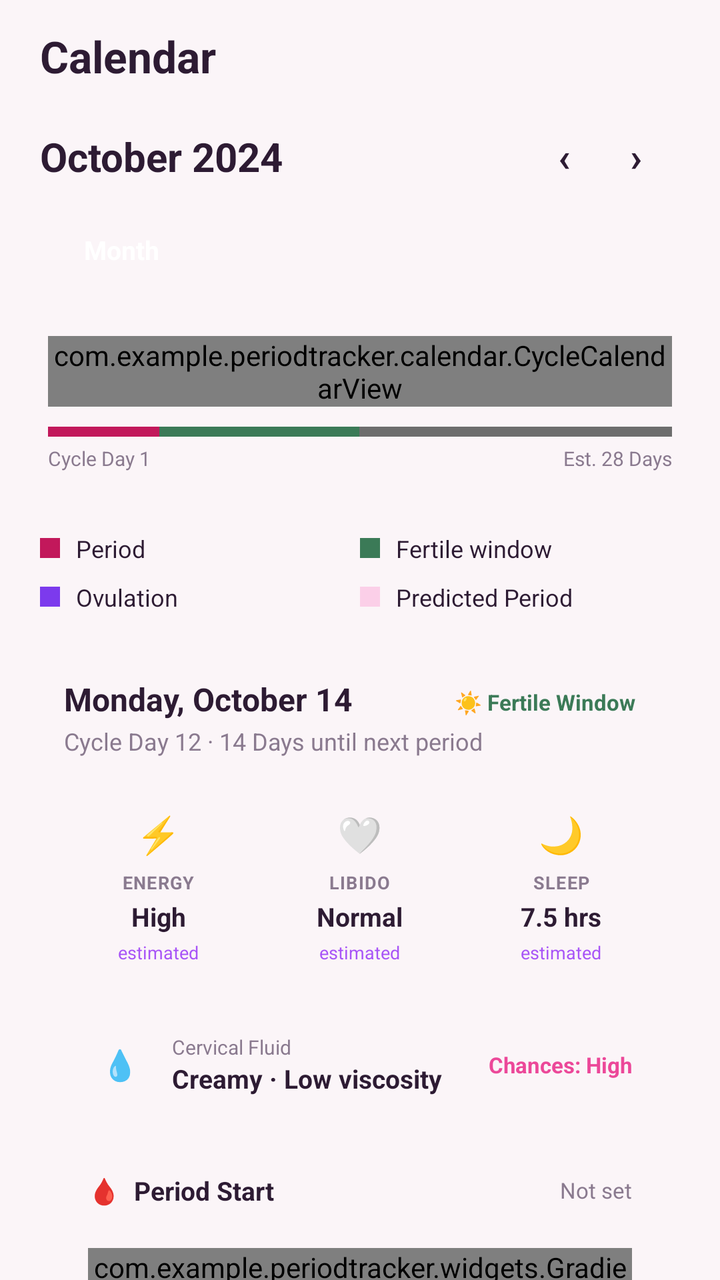
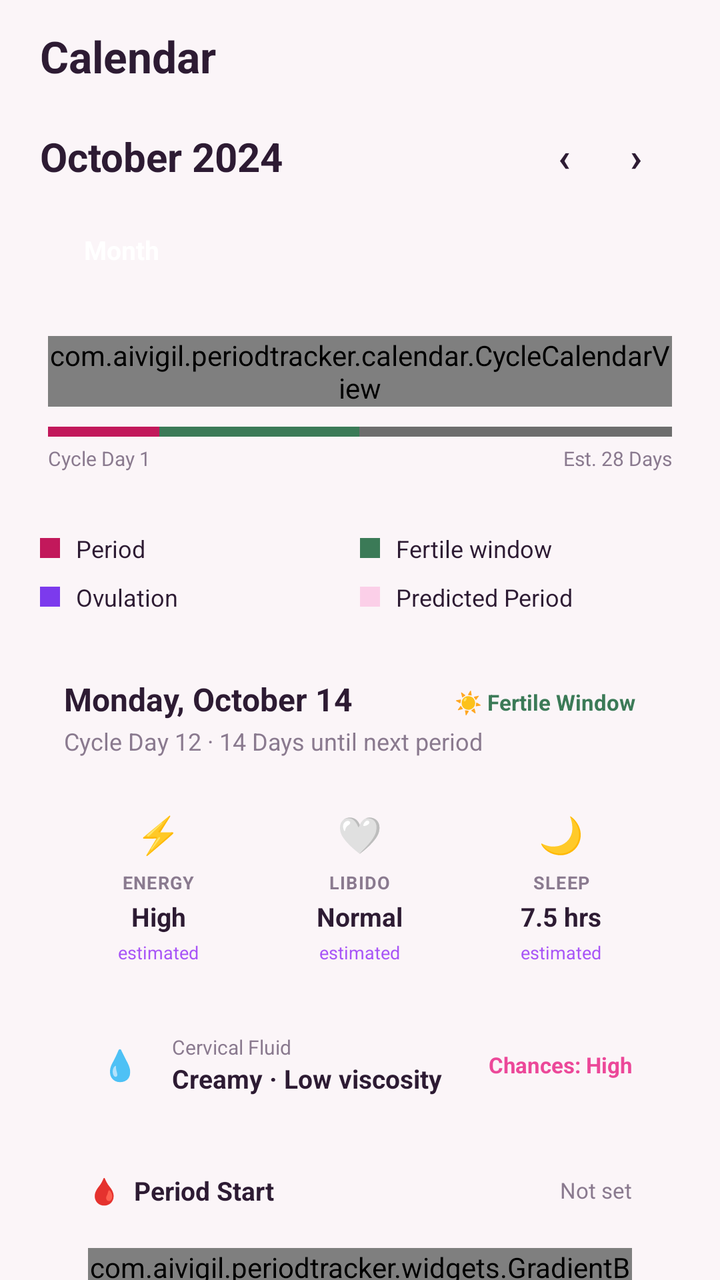

Screens rendered from an Android XML layout before and after an edit, with the pre-edit source and the edit as a unified diff.
<!-- AndroidManifest.xml: application theme Theme.PeriodTracker -->
<!-- res/layout/fragment_calendar.xml -->
<?xml version="1.0" encoding="utf-8"?>
<androidx.core.widget.NestedScrollView
    xmlns:android="http://schemas.android.com/apk/res/android"
    xmlns:app="http://schemas.android.com/apk/res-auto"
    android:layout_width="match_parent"
    android:layout_height="match_parent"
    android:fillViewport="true"
    android:background="#FBF5F8">

    <LinearLayout
        android:layout_width="match_parent"
        android:layout_height="wrap_content"
        android:orientation="vertical"
        android:paddingBottom="24dp">

        
        <androidx.constraintlayout.widget.ConstraintLayout
            android:layout_width="match_parent"
            android:layout_height="56dp"
            android:paddingHorizontal="20dp"
            android:background="#FBF5F8">

            <TextView
                android:id="@+id/tvCalendarTitle"
                android:layout_width="0dp"
                android:layout_height="wrap_content"
                android:text="Calendar"
                android:textSize="22sp"
                android:textStyle="bold"
                android:textColor="#2D1B33"
                app:layout_constraintStart_toStartOf="parent"
                app:layout_constraintTop_toTopOf="parent"
                app:layout_constraintBottom_toBottomOf="parent"/>



        </androidx.constraintlayout.widget.ConstraintLayout>

        
        <androidx.constraintlayout.widget.ConstraintLayout
            android:layout_width="match_parent"
            android:layout_height="wrap_content"
            android:paddingHorizontal="20dp"
            android:paddingTop="4dp"
            android:paddingBottom="10dp">

            <TextView
                android:id="@+id/tvMonthYear"
                android:layout_width="wrap_content"
                android:layout_height="wrap_content"
                android:text="October 2024"
                android:textSize="20sp"
                android:textStyle="bold"
                android:textColor="#2D1B33"
                app:layout_constraintStart_toStartOf="parent"
                app:layout_constraintTop_toTopOf="parent"
                app:layout_constraintBottom_toBottomOf="parent" />

            <View
                android:id="@+id/tvMonthDot"
                android:layout_width="8dp"
                android:layout_height="8dp"
                android:layout_marginStart="6dp"
                app:layout_constraintStart_toEndOf="@id/tvMonthYear"
                app:layout_constraintTop_toTopOf="@id/tvMonthYear"
                app:layout_constraintBottom_toBottomOf="@id/tvMonthYear" />

            <LinearLayout
                android:id="@+id/navRow"
                android:layout_width="wrap_content"
                android:layout_height="36dp"
                android:orientation="horizontal"
                android:gravity="center_vertical"
                android:paddingHorizontal="4dp"
                app:layout_constraintEnd_toEndOf="parent"
                app:layout_constraintTop_toTopOf="parent"
                app:layout_constraintBottom_toBottomOf="parent">

                <TextView
                    android:id="@+id/btnPrevMonth"
                    android:layout_width="36dp"
                    android:layout_height="36dp"
                    android:gravity="center"
                    android:text="‹"
                    android:textSize="20sp"
                    android:textStyle="bold"
                    android:textColor="#2D1B33" />

                <TextView
                    android:id="@+id/btnNextMonth"
                    android:layout_width="36dp"
                    android:layout_height="36dp"
                    android:gravity="center"
                    android:text="›"
                    android:textSize="20sp"
                    android:textStyle="bold"
                    android:textColor="#2D1B33" />

            </LinearLayout>

        </androidx.constraintlayout.widget.ConstraintLayout>

        
        <LinearLayout
            android:layout_width="match_parent"
            android:layout_height="wrap_content"
            android:orientation="horizontal"
            android:paddingHorizontal="20dp"
            android:paddingBottom="12dp">

            <TextView
                android:id="@+id/tabMonth"
                android:layout_width="wrap_content"
                android:layout_height="38dp"
                android:gravity="center"
                android:text="Month"
                android:textSize="13sp"
                android:textStyle="bold"
                android:textColor="#FFFFFF"
                android:paddingHorizontal="22dp" />



        </LinearLayout>

        
        <androidx.constraintlayout.widget.ConstraintLayout
            android:id="@+id/calendarCard"
            android:layout_width="match_parent"
            android:layout_height="wrap_content"
            android:layout_marginStart="16dp"
            android:layout_marginEnd="16dp"
            android:paddingHorizontal="8dp"
            android:paddingTop="12dp"
            android:paddingBottom="14dp">

            <com.example.periodtracker.calendar.CycleCalendarView
                android:id="@+id/cycleCalendarView"
                android:layout_width="0dp"
                android:layout_height="wrap_content"
                app:layout_constraintStart_toStartOf="parent"
                app:layout_constraintEnd_toEndOf="parent"
                app:layout_constraintTop_toTopOf="parent" />

            
            <LinearLayout
                android:id="@+id/cycleProgressBar"
                android:layout_width="0dp"
                android:layout_height="5dp"
                android:layout_marginTop="10dp"
                android:orientation="horizontal"
                android:baselineAligned="false"
                app:layout_constraintStart_toStartOf="parent"
                app:layout_constraintEnd_toEndOf="parent"
                app:layout_constraintTop_toBottomOf="@id/cycleCalendarView">

                <View
                    android:id="@+id/barPeriod"
                    android:layout_width="0dp"
                    android:layout_height="match_parent"
                    android:layout_weight="5"
                    android:background="#C2185B" /> 

                <View
                    android:id="@+id/barFertile"
                    android:layout_width="0dp"
                    android:layout_height="match_parent"
                    android:layout_weight="9"
                    android:background="#3B7A57" /> 

                <View
                    android:id="@+id/barRemaining"
                    android:layout_width="0dp"
                    android:layout_height="match_parent"
                    android:layout_weight="14"
                    android:background="#6D6D6D" /> 

            </LinearLayout>

            <TextView
                android:id="@+id/tvCycleDay1Label"
                android:layout_width="wrap_content"
                android:layout_height="wrap_content"
                android:layout_marginTop="4dp"
                android:text="Cycle Day 1"
                android:textColor="#8A7A8F"
                android:textSize="10sp"
                app:layout_constraintStart_toStartOf="parent"
                app:layout_constraintTop_toBottomOf="@id/cycleProgressBar" />

            <TextView
                android:id="@+id/tvEstDaysLabel"
                android:layout_width="wrap_content"
                android:layout_height="wrap_content"
                android:text="Est. 28 Days"
                android:textSize="10sp"
                android:textColor="#8A7A8F"
                android:layout_marginTop="4dp"
                app:layout_constraintEnd_toEndOf="parent"
                app:layout_constraintTop_toBottomOf="@id/cycleProgressBar" />

        </androidx.constraintlayout.widget.ConstraintLayout>

        
        <LinearLayout
            android:layout_width="match_parent"
            android:layout_height="wrap_content"
            android:layout_marginStart="20dp"
            android:layout_marginEnd="20dp"
            android:layout_marginTop="16dp"
            android:orientation="horizontal">

            <LinearLayout
                android:layout_width="0dp"
                android:layout_height="wrap_content"
                android:layout_weight="1"
                android:orientation="vertical">

                <LinearLayout
                    android:layout_width="wrap_content"
                    android:layout_height="wrap_content"
                    android:orientation="horizontal"
                    android:gravity="center_vertical"
                    android:layout_marginBottom="8dp">
                    <View android:id="@+id/legendPeriodDot"
                        android:layout_width="10dp"
                        android:layout_height="10dp"
                        android:background="#C2185B" /> 
                    <TextView android:layout_width="wrap_content" android:layout_height="wrap_content"
                        android:text="Period" android:textSize="12sp" android:textColor="#2D1B33"
                        android:layout_marginStart="8dp" />
                </LinearLayout>

                <LinearLayout
                    android:layout_width="wrap_content"
                    android:layout_height="wrap_content"
                    android:orientation="horizontal"
                    android:gravity="center_vertical">

                    <View
                        android:id="@+id/legendOvulationDot"
                        android:layout_width="10dp"
                        android:layout_height="10dp"
                        android:background="#7C3AED" /> 
                    <TextView android:layout_width="wrap_content"
                        android:layout_height="wrap_content"
                        android:text="Ovulation"
                        android:textSize="12sp"
                        android:textColor="#2D1B33"
                        android:layout_marginStart="8dp" />
                </LinearLayout>

            </LinearLayout>

            <LinearLayout
                android:layout_width="0dp"
                android:layout_height="wrap_content"
                android:layout_weight="1"
                android:orientation="vertical">

                <LinearLayout
                    android:layout_width="wrap_content"
                    android:layout_height="wrap_content"
                    android:orientation="horizontal"
                    android:gravity="center_vertical"
                    android:layout_marginBottom="8dp">
                    <View android:id="@+id/legendFertileDot"
                        android:layout_width="10dp"
                        android:layout_height="10dp"
                        android:background="#3B7A57" /> 
                    <TextView android:layout_width="wrap_content" android:layout_height="wrap_content"
                        android:text="Fertile window" android:textSize="12sp" android:textColor="#2D1B33"
                        android:layout_marginStart="8dp" />
                </LinearLayout>

                <LinearLayout
                    android:layout_width="wrap_content"
                    android:layout_height="wrap_content"
                    android:orientation="horizontal"
                    android:gravity="center_vertical">
                    <View android:id="@+id/legendPredictedDot"
                        android:layout_width="10dp"
                        android:layout_height="10dp"
                        android:background="#FBCFE8" /> 
                    <TextView android:layout_width="wrap_content" android:layout_height="wrap_content"
                        android:text="Predicted Period" android:textSize="12sp" android:textColor="#2D1B33"
                        android:layout_marginStart="8dp" />
                </LinearLayout>

            </LinearLayout>

        </LinearLayout>

        
        <androidx.constraintlayout.widget.ConstraintLayout
            android:id="@+id/selectedDayCard"
            android:layout_width="match_parent"
            android:layout_height="wrap_content"
            android:layout_marginStart="16dp"
            android:layout_marginEnd="16dp"
            android:layout_marginTop="16dp"
            android:padding="16dp">

            <TextView
                android:id="@+id/tvSelectedDayFull"
                android:layout_width="0dp"
                android:layout_height="wrap_content"
                android:text="Monday, October 14"
                android:textSize="16sp"
                android:textStyle="bold"
                android:textColor="#2D1B33"
                app:layout_constraintStart_toStartOf="parent"
                app:layout_constraintTop_toTopOf="parent"
                app:layout_constraintEnd_toStartOf="@id/tvPhaseBadge" />

            <TextView
                android:id="@+id/tvPhaseBadge"
                android:layout_width="wrap_content"
                android:layout_height="wrap_content"
                android:text="☀ Fertile Window"
                android:textSize="11sp"
                android:textStyle="bold"
                android:textColor="#3B7A57"
                android:paddingHorizontal="10dp"
                android:paddingVertical="5dp"
                app:layout_constraintEnd_toEndOf="parent"
                app:layout_constraintTop_toTopOf="parent" />

            <TextView
                android:id="@+id/tvSelectedDaySub"
                android:layout_width="0dp"
                android:layout_height="wrap_content"
                android:layout_marginTop="2dp"
                android:text="Cycle Day 12 · 14 Days until next period"
                android:textSize="12sp"
                android:textColor="#8A7A8F"
                app:layout_constraintStart_toStartOf="parent"
                app:layout_constraintEnd_toEndOf="parent"
                app:layout_constraintTop_toBottomOf="@id/tvSelectedDayFull" />

            
            <LinearLayout
                android:id="@+id/dayStatRow"
                android:layout_width="0dp"
                android:layout_height="wrap_content"
                android:layout_marginTop="14dp"
                android:orientation="horizontal"
                app:layout_constraintStart_toStartOf="parent"
                app:layout_constraintEnd_toEndOf="parent"
                app:layout_constraintTop_toBottomOf="@id/tvSelectedDaySub">

                
                <LinearLayout
                    android:id="@+id/cardEnergy"
                    android:layout_width="0dp"
                    android:layout_height="wrap_content"
                    android:layout_weight="1"
                    android:layout_marginEnd="6dp"
                    android:orientation="vertical"
                    android:gravity="center"
                    android:padding="12dp">

                    <TextView
                        android:layout_width="wrap_content"
                        android:layout_height="wrap_content"
                        android:text="⚡"
                        android:textSize="18sp" />

                    <TextView
                        android:layout_width="wrap_content"
                        android:layout_height="wrap_content"
                        android:layout_marginTop="6dp"
                        android:text="ENERGY"
                        android:textSize="9sp"
                        android:textStyle="bold"
                        android:letterSpacing="0.05"
                        android:textColor="#8A7A8F" />

                    <TextView
                        android:id="@+id/tvEnergyValue"
                        android:layout_width="wrap_content"
                        android:layout_height="wrap_content"
                        android:layout_marginTop="2dp"
                        android:text="High"
                        android:textSize="13sp"
                        android:textStyle="bold"
                        android:textColor="#2D1B33" />

                    <TextView
                        android:id="@+id/tvEnergySource"
                        android:layout_width="wrap_content"
                        android:layout_height="wrap_content"
                        android:layout_marginTop="3dp"
                        android:text="estimated"
                        android:textSize="9sp"
                        android:textColor="#A855F7" />

                </LinearLayout>

                
                <LinearLayout
                    android:id="@+id/cardLibido"
                    android:layout_width="0dp"
                    android:layout_height="wrap_content"
                    android:layout_weight="1"
                    android:layout_marginEnd="6dp"
                    android:orientation="vertical"
                    android:gravity="center"
                    android:padding="12dp">

                    <TextView
                        android:layout_width="wrap_content"
                        android:layout_height="wrap_content"
                        android:text="🤍"
                        android:textSize="18sp" />

                    <TextView
                        android:layout_width="wrap_content"
                        android:layout_height="wrap_content"
                        android:layout_marginTop="6dp"
                        android:text="LIBIDO"
                        android:textSize="9sp"
                        android:textStyle="bold"
                        android:letterSpacing="0.05"
                        android:textColor="#8A7A8F" />

                    <TextView
                        android:id="@+id/tvLibidoValue"
                        android:layout_width="wrap_content"
                        android:layout_height="wrap_content"
                        android:layout_marginTop="2dp"
                        android:text="Normal"
                        android:textSize="13sp"
                        android:textStyle="bold"
                        android:textColor="#2D1B33" />

                    <TextView
                        android:id="@+id/tvLibidoSource"
                        android:layout_width="wrap_content"
                        android:layout_height="wrap_content"
                        android:layout_marginTop="3dp"
                        android:text="estimated"
                        android:textSize="9sp"
                        android:textColor="#A855F7" />

                </LinearLayout>

                
                <LinearLayout
                    android:id="@+id/cardSleep"
                    android:layout_width="0dp"
                    android:layout_height="wrap_content"
                    android:layout_weight="1"
                    android:orientation="vertical"
                    android:gravity="center"
                    android:padding="12dp">

                    <TextView
                        android:layout_width="wrap_content"
                        android:layout_height="wrap_content"
                        android:text="🌙"
                        android:textSize="18sp" />

                    <TextView
                        android:layout_width="wrap_content"
                        android:layout_height="wrap_content"
                        android:layout_marginTop="6dp"
                        android:text="SLEEP"
                        android:textSize="9sp"
                        android:textStyle="bold"
                        android:letterSpacing="0.05"
                        android:textColor="#8A7A8F" />

                    <TextView
                        android:id="@+id/tvSleepValue"
                        android:layout_width="wrap_content"
                        android:layout_height="wrap_content"
                        android:layout_marginTop="2dp"
                        android:text="7.5 hrs"
                        android:textSize="13sp"
                        android:textStyle="bold"
                        android:textColor="#2D1B33" />

                    <TextView
                        android:id="@+id/tvSleepSource"
                        android:layout_width="wrap_content"
                        android:layout_height="wrap_content"
                        android:layout_marginTop="3dp"
                        android:text="estimated"
                        android:textSize="9sp"
                        android:textColor="#A855F7" />

                </LinearLayout>

            </LinearLayout>

            
            <androidx.constraintlayout.widget.ConstraintLayout
                android:id="@+id/cervicalRow"
                android:layout_width="0dp"
                android:layout_height="wrap_content"
                android:layout_marginTop="10dp"
                android:padding="12dp"
                app:layout_constraintStart_toStartOf="parent"
                app:layout_constraintEnd_toEndOf="parent"
                app:layout_constraintTop_toBottomOf="@id/dayStatRow">

                <TextView
                    android:id="@+id/iconCervical"
                    android:layout_width="32dp"
                    android:layout_height="32dp"
                    android:gravity="center"
                    android:text="💧"
                    android:textSize="15sp"
                    app:layout_constraintStart_toStartOf="parent"
                    app:layout_constraintTop_toTopOf="parent"
                    app:layout_constraintBottom_toBottomOf="parent" />

                <LinearLayout
                    android:layout_width="0dp"
                    android:layout_height="wrap_content"
                    android:orientation="vertical"
                    android:layout_marginStart="10dp"
                    app:layout_constraintStart_toEndOf="@id/iconCervical"
                    app:layout_constraintEnd_toStartOf="@id/tvFertilityChance"
                    app:layout_constraintTop_toTopOf="parent"
                    app:layout_constraintBottom_toBottomOf="parent">

                    <TextView android:layout_width="wrap_content" android:layout_height="wrap_content"
                        android:text="Cervical Fluid" android:textSize="10sp" android:textColor="#8A7A8F" />
                    <TextView android:id="@+id/tvCervicalValue"
                        android:layout_width="wrap_content" android:layout_height="wrap_content"
                        android:text="Creamy · Low viscosity" android:textSize="13sp"
                        android:textStyle="bold" android:textColor="#2D1B33" />
                </LinearLayout>

                <TextView
                    android:id="@+id/tvFertilityChance"
                    android:layout_width="wrap_content"
                    android:layout_height="wrap_content"
                    android:text="Chances: High"
                    android:textSize="11sp"
                    android:textStyle="bold"
                    android:textColor="#EC4899"
                    app:layout_constraintEnd_toEndOf="parent"
                    app:layout_constraintTop_toTopOf="parent"
                    app:layout_constraintBottom_toBottomOf="parent" />

            </androidx.constraintlayout.widget.ConstraintLayout>

            
            <LinearLayout
                android:id="@+id/periodStartSection"
                android:layout_width="0dp"
                android:layout_height="wrap_content"
                android:layout_marginTop="14dp"
                android:orientation="vertical"
                android:padding="12dp"
                app:layout_constraintStart_toStartOf="parent"
                app:layout_constraintEnd_toEndOf="parent"
                app:layout_constraintTop_toBottomOf="@id/cervicalRow">

                
                <LinearLayout
                    android:layout_width="match_parent"
                    android:layout_height="wrap_content"
                    android:orientation="horizontal"
                    android:gravity="center_vertical"
                    android:layout_marginBottom="10dp">

                    <TextView
                        android:layout_width="0dp"
                        android:layout_height="wrap_content"
                        android:layout_weight="1"
                        android:text="🩸  Period Start"
                        android:textSize="13sp"
                        android:textStyle="bold"
                        android:textColor="#2D1B33" />

                    <TextView
                        android:id="@+id/tvPeriodStartStatus"
                        android:layout_width="wrap_content"
                        android:layout_height="wrap_content"
                        android:text="Not set"
                        android:textSize="11sp"
                        android:textColor="#8A7A8F" />

                </LinearLayout>


                
                <com.example.periodtracker.widgets.GradientButton
                    android:id="@+id/btnLogPeriodStart"
                    android:layout_width="match_parent"
                    android:layout_height="wrap_content"
                    android:layout_marginTop="10dp"
                    android:text="🩸  Log Period Start" />

            </LinearLayout>

            


            


        </androidx.constraintlayout.widget.ConstraintLayout>

        
        <androidx.constraintlayout.widget.ConstraintLayout
            android:id="@+id/dailyTipCard"
            android:layout_width="match_parent"
            android:layout_height="wrap_content"
            android:layout_marginStart="16dp"
            android:layout_marginEnd="16dp"
            android:layout_marginTop="14dp"
            android:padding="14dp">

            <TextView
                android:id="@+id/ivTipImage"
                android:layout_width="64dp"
                android:layout_height="64dp"
                android:gravity="center"
                android:text="🌸"
                android:textSize="28sp"
                app:layout_constraintStart_toStartOf="parent"
                app:layout_constraintTop_toTopOf="parent"
                app:layout_constraintBottom_toBottomOf="parent" />

            <LinearLayout
                android:layout_width="0dp"
                android:layout_height="wrap_content"
                android:orientation="vertical"
                android:layout_marginStart="12dp"
                app:layout_constraintStart_toEndOf="@id/ivTipImage"
                app:layout_constraintEnd_toEndOf="parent"
                app:layout_constraintTop_toTopOf="parent">

                <TextView android:layout_width="wrap_content" android:layout_height="wrap_content"
                    android:text="DAILY TIP" android:textSize="9sp" android:textStyle="bold"
                    android:letterSpacing="0.08" android:textColor="#EC4899" />

                <TextView android:id="@+id/tvTipTitle"
                    android:layout_width="wrap_content"
                    android:layout_height="wrap_content"
                    android:layout_marginTop="2dp"
                    android:text=""
                    android:textSize="14sp"
                    android:textStyle="bold"
                    android:textColor="#2D1B33" />

                <TextView android:id="@+id/tvTipBody"
                    android:layout_width="wrap_content"
                    android:layout_height="wrap_content"
                    android:layout_marginTop="4dp"
                    android:text=""
                    android:textSize="11sp"
                    android:textColor="#8A7A8F"
                    android:maxLines="2"
                    android:ellipsize="end" />
            </LinearLayout>

        </androidx.constraintlayout.widget.ConstraintLayout>

    </LinearLayout>
</androidx.core.widget.NestedScrollView>
<!-- resources referenced by this layout -->
<resources>
  <style name="Theme.PeriodTracker" parent="Base.Theme.PeriodTracker" />
  <style name="Base.Theme.PeriodTracker" parent="Theme.Material3.DayNight.NoActionBar">
          
          <item name="android:windowTranslucentStatus">false</item>
          <item name="android:windowTranslucentNavigation">false</item>
      </style>
</resources>

<!-- the commit's change to res/layout/fragment_calendar.xml (unified diff, before → after) -->
@@ -1,4 +1,4 @@
-<?xml version="1.0" encoding="utf-8"?>
+﻿<?xml version="1.0" encoding="utf-8"?>
 <androidx.core.widget.NestedScrollView
     xmlns:android="http://schemas.android.com/apk/res/android"
     xmlns:app="http://schemas.android.com/apk/res-auto"
@@ -134,7 +134,7 @@
             android:paddingTop="12dp"
             android:paddingBottom="14dp">
 
-            <com.example.periodtracker.calendar.CycleCalendarView
+            <com.aivigil.periodtracker.calendar.CycleCalendarView
                 android:id="@+id/cycleCalendarView"
                 android:layout_width="0dp"
                 android:layout_height="wrap_content"
@@ -589,7 +589,7 @@
 
 
                 
-                <com.example.periodtracker.widgets.GradientButton
+                <com.aivigil.periodtracker.widgets.GradientButton
                     android:id="@+id/btnLogPeriodStart"
                     android:layout_width="match_parent"
                     android:layout_height="wrap_content"
